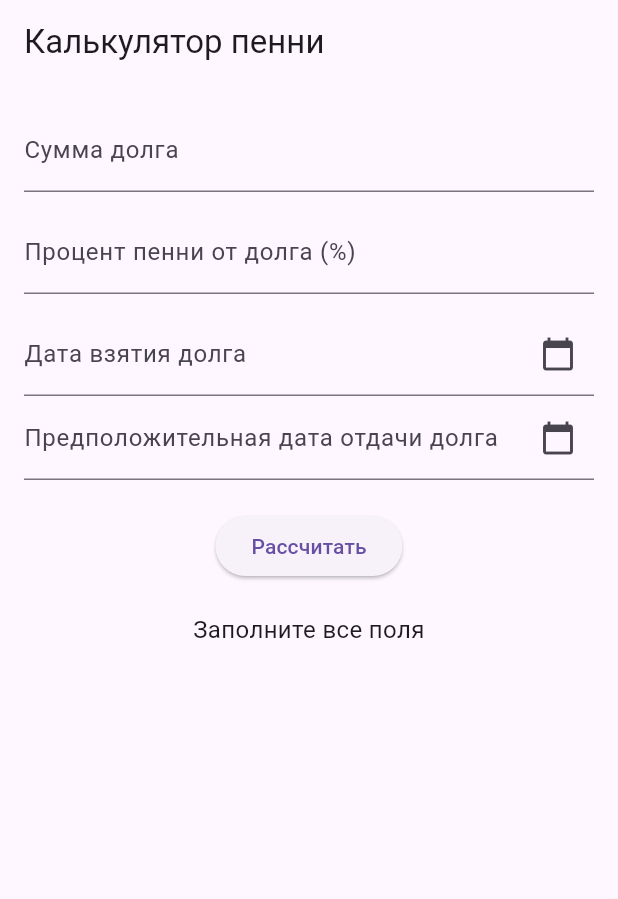
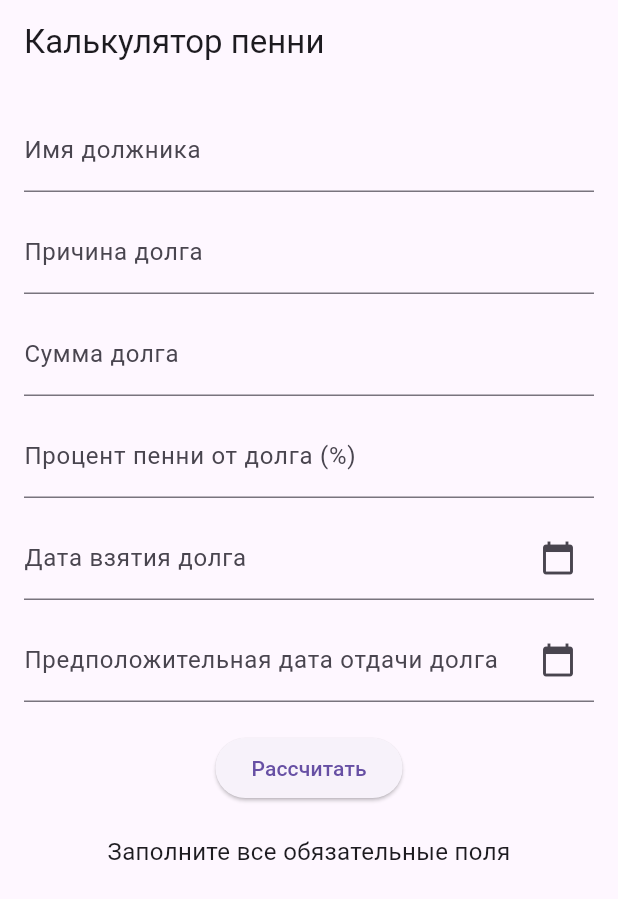
Before and after one commit to foxvirusMagister/debtCalculator, a Flutter app: the screen it shows after launch, after a tap on "Рассчитать", on a phone screen of 412 x 824 dp. Shown: the top 899 px of the screen. Run offline on Flutter 3.47's test engine with Material 3 defaults, Android fonts, the phone set to English and light mode, and no system bars.

Commit message:
ИИ добавил имя должника, а так же описание почему он взял долг

```diff
--- a/lib/main.dart
+++ b/lib/main.dart
@@ -29,11 +29,23 @@ class _DebtCalculatorState extends State<DebtCalculator> {
   final percentController = TextEditingController();
   final dateController = TextEditingController();
   final predDateController = TextEditingController();
+  final nameController = TextEditingController();      // новое поле
+  final reasonController = TextEditingController();    // новое поле
+
   DateTime? selectedDate;
   DateTime? selectedPredictedDate;
   String result = '';
 
-  /// Открывает диалог выбора даты и записывает её в поле
+  /// Вспомогательный метод: добавляет к сообщению имя и причину, если они заполнены
+  String _buildResult(String message) {
+    final name = nameController.text.trim();
+    final reason = reasonController.text.trim();
+    String prefix = '';
+    if (name.isNotEmpty) prefix += 'Должник: $name\n';
+    if (reason.isNotEmpty) prefix += 'Причина: $reason\n';
+    return '$prefix$message';
+  }
+
   Future<void> _pickDate() async {
     final picked = await showDatePicker(
       context: context,
@@ -55,78 +67,81 @@ class _DebtCalculatorState extends State<DebtCalculator> {
   Future<void> _pickPredDate() async {
     final picked = await showDatePicker(
       context: context,
-      firstDate: DateTime(2000), lastDate: DateTime(2100));
-    if (picked != null)
-    {
+      initialDate: selectedPredictedDate ?? DateTime.now(),
+      firstDate: DateTime(2000),
+      lastDate: DateTime(2100),
+    );
+    if (picked != null) {
       setState(() {
         selectedPredictedDate = picked;
         predDateController.text =
-          '${picked.day.toString().padLeft(2, '0')}.'
-          '${picked.month.toString().padLeft(2, '0')}.'
-          '${picked.year}';
+            '${picked.day.toString().padLeft(2, '0')}.'
+            '${picked.month.toString().padLeft(2, '0')}.'
+            '${picked.year}';
       });
     }
   }
 
-  /// Основная логика расчёта сложного процента
   void _calculate() {
-    // Подготовка чисел (разрешены и точка, и запятая)
     final debtText = debtController.text.replaceAll(',', '.');
     final percentText = percentController.text.replaceAll(',', '.');
 
     if (debtText.isEmpty || percentText.isEmpty || selectedDate == null) {
-      setState(() => result = 'Заполните все поля');
+      setState(() => result = _buildResult('Заполните все обязательные поля'));
       return;
     }
 
     final debt = double.tryParse(debtText);
     final percent = double.tryParse(percentText);
     if (debt == null || percent == null || debt < 0 || percent < 0) {
-      setState(() => result = 'Введите корректные числа');
+      setState(() => result = _buildResult('Введите корректные числа'));
       return;
     }
 
     final today = DateTime.now();
     final start = selectedDate!;
-    final predEnd = selectedPredictedDate!;
+    final predEnd = selectedPredictedDate;
+
     if (start.isAfter(today)) {
-      setState(() => result = 'Дата взятия долга не может быть в будущем');
+      setState(() => result = _buildResult('Дата взятия долга не может быть в будущем'));
       return;
     }
 
-    if (predEnd.isAfter(today))
-    {
-      setState(() {
-        result = 'Еще не время отдавать долг, процентов нет';
-
-      });
+    if (predEnd == null) {
+      setState(() => result = _buildResult('Выберите предполагаемую дату отдачи долга'));
       return;
     }
 
-    if (predEnd.isBefore(start))
-    {
-      setState(() => result = 'Вы не можете отдать долг до того как его взяли!');
+    if (predEnd.isAfter(today)) {
+      setState(() => result = _buildResult('Ещё не время отдавать долг, процентов нет'));
+      return;
+    }
+
+    if (predEnd.isBefore(start)) {
+      setState(() => result = _buildResult('Вы не можете отдать долг до того, как его взяли!'));
       return;
     }
 
     final days = today.difference(predEnd).inDays;
     if (days == 0) {
       setState(() {
-        result = 'пеней нет.\n'
-            'Сумма долга: ${debt.toStringAsFixed(2)}';
+        result = _buildResult(
+          'Пеней нет.\nСумма долга: ${debt.toStringAsFixed(2)}',
+        );
       });
       return;
     }
 
-    // Сложный процент: каждый день сумма увеличивается на процент от текущей суммы
     final rate = percent / 100.0;
     final total = debt * pow(1 + rate, days);
     final penalty = total - debt;
 
     setState(() {
-      result = 'Просроченно дней: $days\n'
-          'Итоговая сумма долга: ${total.toStringAsFixed(2)}\n'
-          'Начисленные пени: ${penalty.toStringAsFixed(2)}';
+      result = _buildResult(
+        'Просрочено дней: $days\n'
+        'Итоговая сумма долга: ${total.toStringAsFixed(2)}\n'
+        'Начисленные пени: ${penalty.toStringAsFixed(2)}',
+      );
     });
   }
 
@@ -136,6 +151,8 @@ class _DebtCalculatorState extends State<DebtCalculator> {
     percentController.dispose();
     dateController.dispose();
     predDateController.dispose();
+    nameController.dispose();
+    reasonController.dispose();
     super.dispose();
   }
 
@@ -147,6 +164,17 @@ class _DebtCalculatorState extends State<DebtCalculator> {
         padding: const EdgeInsets.all(16.0),
         child: Column(
           children: [
+            // Новые поля: имя должника и причина долга
+            TextField(
+              controller: nameController,
+              decoration: const InputDecoration(labelText: 'Имя должника'),
+            ),
+            const SizedBox(height: 12),
+            TextField(
+              controller: reasonController,
+              decoration: const InputDecoration(labelText: 'Причина долга'),
+            ),
+            const SizedBox(height: 12),
             TextField(
               controller: debtController,
               keyboardType: const TextInputType.numberWithOptions(decimal: true),
@@ -168,12 +196,13 @@ class _DebtCalculatorState extends State<DebtCalculator> {
                 suffixIcon: Icon(Icons.calendar_today),
               ),
             ),
+            const SizedBox(height: 12),
             TextField(
               controller: predDateController,
               readOnly: true,
               onTap: _pickPredDate,
               decoration: const InputDecoration(
-                labelText: "Предположительная дата отдачи долга",
+                labelText: 'Предположительная дата отдачи долга',
                 suffixIcon: Icon(Icons.calendar_today),
               ),
             ),
```
